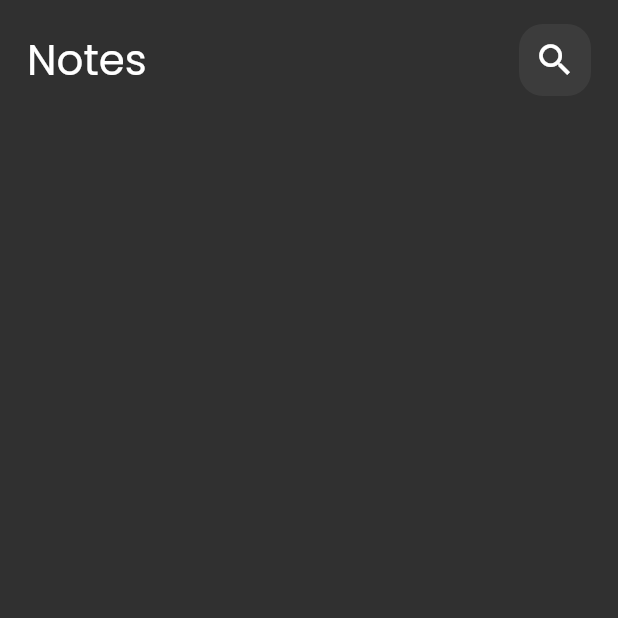
After one commit to HazemEl-masry/note_app, a Flutter app: the screen it shows after launch, after a tap on "Flutter Tips", on a phone screen of 412 x 824 dp, the top half of it. The commit adds this screen. Run offline on Flutter 3.47's test engine with Material 2 defaults, Android fonts, the phone set to English and light mode, and no system bars; our stand-ins replace font_awesome_flutter.

Commit message:
add edit note view

```diff
--- /dev/null
+++ b/lib/views/edit_note_view.dart
@@ -0,0 +1,47 @@
+import 'package:flutter/material.dart';
+
+class EditNoteView extends StatelessWidget {
+  const EditNoteView({Key? key}) : super(key: key);
+
+  @override
+  Widget build(BuildContext context) {
+    return Scaffold(
+      body: SafeArea(
+        child: Padding(
+          padding: const EdgeInsets.only(
+              top: 16.0,
+              right: 18.0,
+              left: 18.0
+          ),
+          child: Column(
+            children: [
+              Row(
+                children: [
+                  const Text(
+                    "Notes",
+                    style: TextStyle(
+                        fontSize: 28.0
+                    ),
+                  ),
+                  const Spacer(),
+                  Container(
+                    width: 48.0,
+                    height: 48.0,
+                    decoration: BoxDecoration(
+                        color: Colors.white.withOpacity(0.06),
+                        borderRadius: BorderRadius.circular(16.0)
+                    ),
+                    child: const Center(
+                      child: Icon(Icons.search,size: 28.0),
+                    ),
+                  )
+                ],
+              ),
+              const SizedBox(height: 20.0),
+            ],
+          ),
+        ),
+      ),
+    );
+  }
+}
--- a/lib/widgets/note_item.dart
+++ b/lib/widgets/note_item.dart
@@ -1,12 +1,18 @@
 import 'package:flutter/material.dart';
 import 'package:font_awesome_flutter/font_awesome_flutter.dart';
+import 'package:note_app/views/edit_note_view.dart';
 
 class NoteItem extends StatelessWidget {
   const NoteItem({Key? key}) : super(key: key);
 
   @override
   Widget build(BuildContext context) {
-    return Container(
+    return GestureDetector(
+      onTap: ()
+      {
+        Navigator.push(context, MaterialPageRoute(builder: (context) => const EditNoteView(),));
+      },
+      child: Container(
         padding: const EdgeInsets.only(
           top: 24.0,
           bottom: 24.0,
@@ -56,6 +62,7 @@ class NoteItem extends StatelessWidget {
             )
           ],
         )
+      ),
     );
   }
 }
```
Lines whose indentation alone changed are shown as unchanged.
